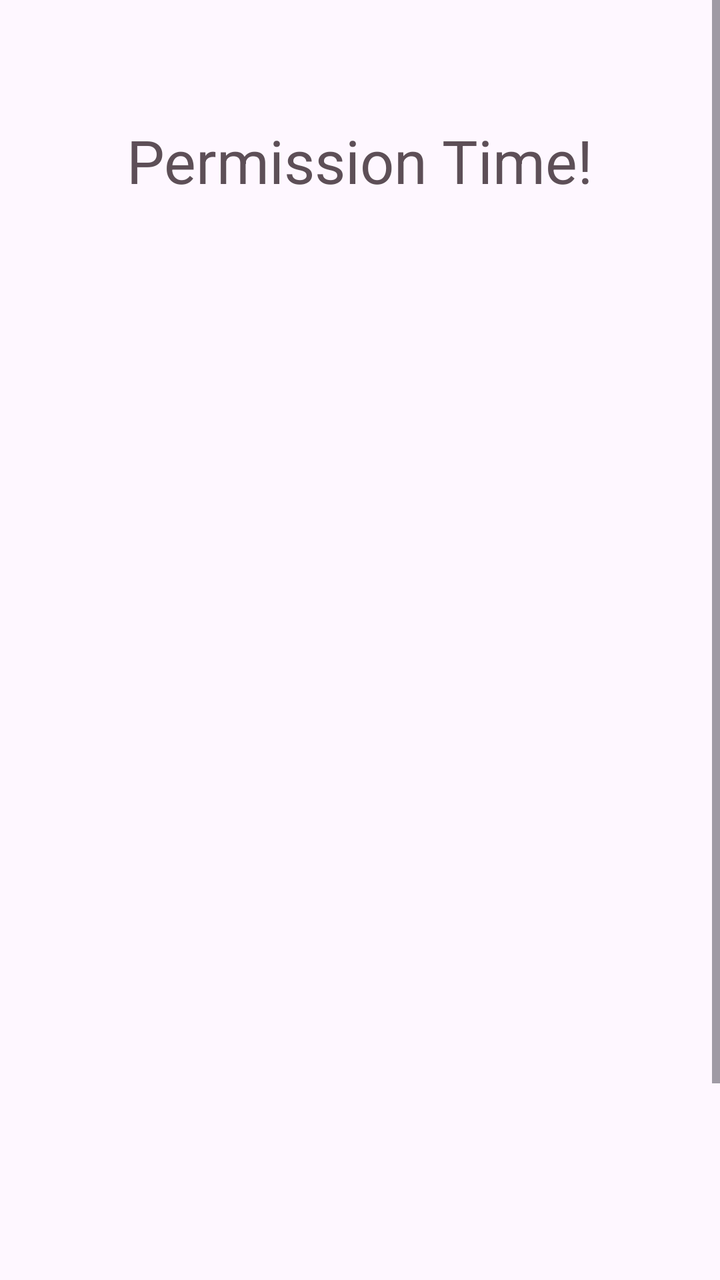
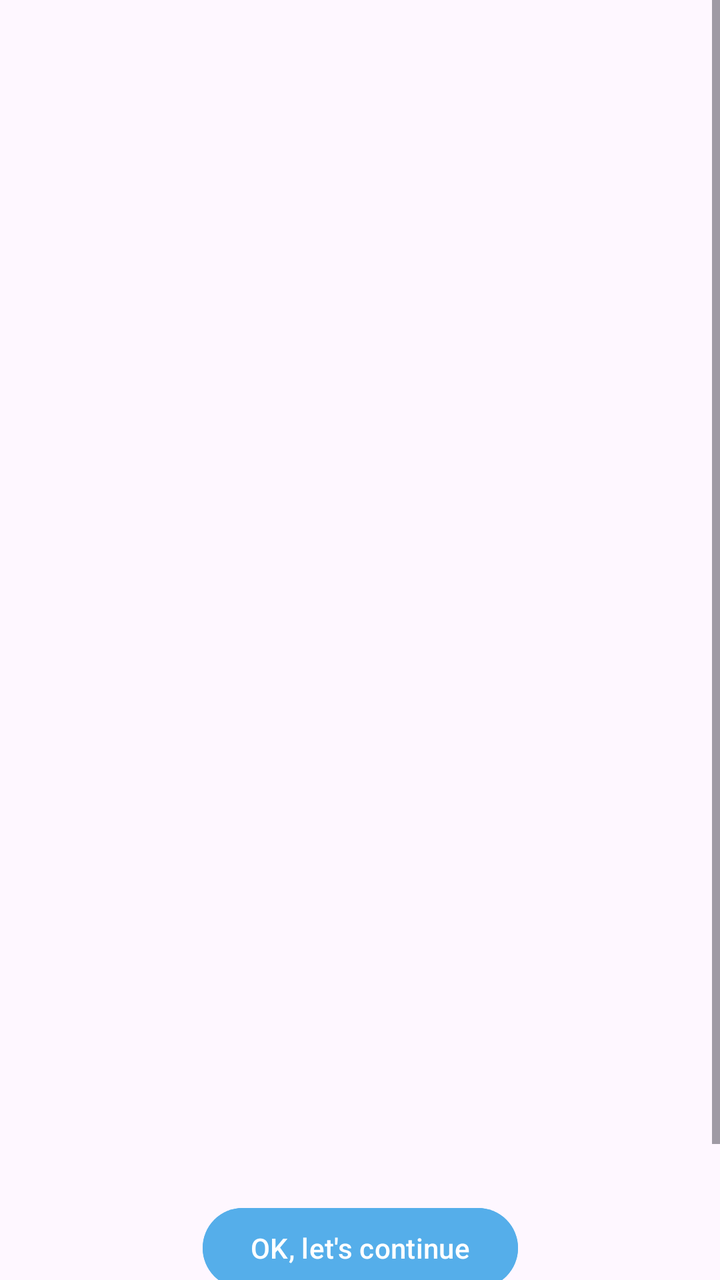

Before-and-after screenshots of an Android layout around one commit, followed by the original layout XML and the change that was made.
<!-- AndroidManifest.xml: application theme Theme.MT -->
<!-- res/layout/fragment_tutorial_1_2_3.xml -->
<?xml version="1.0" encoding="utf-8"?>
<ScrollView xmlns:android="http://schemas.android.com/apk/res/android"
    xmlns:app="http://schemas.android.com/apk/res-auto"
    android:layout_width="match_parent"
    android:layout_height="match_parent">

    <androidx.constraintlayout.widget.ConstraintLayout
        android:layout_width="match_parent"
        android:layout_height="wrap_content"
        android:layout_marginTop="60dp">

        <TextView
            android:id="@+id/titleText"
            android:layout_width="wrap_content"
            android:layout_height="wrap_content"
            android:text="@string/tutorial_permission"
            android:textColor="#5D4F57"
            android:textSize="30sp"
            app:layout_constraintEnd_toEndOf="parent"
            app:layout_constraintStart_toStartOf="parent"
            app:layout_constraintTop_toTopOf="parent"/>

        <ImageView
            android:id="@+id/FrimageView"
            android:layout_width="380dp"
            android:layout_height="500dp"
            android:layout_marginTop="20dp"
            app:layout_constraintEnd_toEndOf="parent"
            app:layout_constraintStart_toStartOf="parent"
            app:layout_constraintTop_toBottomOf="@+id/titleText" />

        <Button
            android:id="@+id/next"
            android:layout_width="wrap_content"
            android:layout_height="wrap_content"
            android:layout_marginTop="20dp"
            android:backgroundTint="#fbb8a2"
            android:text="@string/tutorial_continue"
            app:layout_constraintEnd_toEndOf="parent"
            app:layout_constraintStart_toStartOf="parent"
            app:layout_constraintTop_toBottomOf="@+id/FrimageView" />

        <Button
            android:id="@+id/grant"
            android:layout_width="wrap_content"
            android:layout_height="wrap_content"
            android:layout_marginTop="20dp"
            android:backgroundTint="#fbb8a2"
            android:text="@string/tutorial_grant"
            app:layout_constraintEnd_toEndOf="parent"
            app:layout_constraintStart_toStartOf="parent"
            app:layout_constraintTop_toBottomOf="@+id/next" />
    </androidx.constraintlayout.widget.ConstraintLayout>

</ScrollView>
<!-- resources referenced by this layout -->
<resources>
  <string name="tutorial_continue">OK, let\'s continue</string>
  <string name="tutorial_grant">Go and grant that permission</string>
  <string name="tutorial_permission">Permission Time!</string>
  <style name="Theme.MT" parent="Base.Theme.MT">
          
          <item name="android:navigationBarColor">@android:color/transparent</item>
          <item name="android:statusBarColor">@android:color/transparent</item>
          <item name="android:windowLightStatusBar">?attr/isLightTheme</item>
      </style>
  <style name="Base.Theme.MT" parent="Theme.Material3.Light.NoActionBar">
          <item name="colorPrimary">#55AEEA</item>
          <item name="android:navigationBarColor">
              @android:color/transparent
          </item>
          <item name="android:enforceNavigationBarContrast">false</item>
          <item name="android:enforceStatusBarContrast">false</item>
      </style>
</resources>

<!-- the commit's change to res/layout/fragment_tutorial_1_2_3.xml (unified diff, before → after) -->
@@ -9,17 +9,6 @@
         android:layout_height="wrap_content"
         android:layout_marginTop="60dp">
 
-        <TextView
-            android:id="@+id/titleText"
-            android:layout_width="wrap_content"
-            android:layout_height="wrap_content"
-            android:text="@string/tutorial_permission"
-            android:textColor="#5D4F57"
-            android:textSize="30sp"
-            app:layout_constraintEnd_toEndOf="parent"
-            app:layout_constraintStart_toStartOf="parent"
-            app:layout_constraintTop_toTopOf="parent"/>
-
         <ImageView
             android:id="@+id/FrimageView"
             android:layout_width="380dp"
@@ -27,14 +16,14 @@
             android:layout_marginTop="20dp"
             app:layout_constraintEnd_toEndOf="parent"
             app:layout_constraintStart_toStartOf="parent"
-            app:layout_constraintTop_toBottomOf="@+id/titleText" />
+            app:layout_constraintTop_toTopOf="parent" />
 
         <Button
             android:id="@+id/next"
             android:layout_width="wrap_content"
             android:layout_height="wrap_content"
             android:layout_marginTop="20dp"
-            android:backgroundTint="#fbb8a2"
+            android:backgroundTint="#55AEEA"
             android:text="@string/tutorial_continue"
             app:layout_constraintEnd_toEndOf="parent"
             app:layout_constraintStart_toStartOf="parent"
@@ -45,7 +34,7 @@
             android:layout_width="wrap_content"
             android:layout_height="wrap_content"
             android:layout_marginTop="20dp"
-            android:backgroundTint="#fbb8a2"
+            android:backgroundTint="#55AEEA"
             android:text="@string/tutorial_grant"
             app:layout_constraintEnd_toEndOf="parent"
             app:layout_constraintStart_toStartOf="parent"
<!-- resource entries referenced after the edit -->
@@ -2,7 +2,6 @@
 <resources>
   <string name="tutorial_continue">OK, let\'s continue</string>
   <string name="tutorial_grant">Go and grant that permission</string>
-  <string name="tutorial_permission">Permission Time!</string>
   <style name="Theme.MT" parent="Base.Theme.MT">
           
           <item name="android:navigationBarColor">@android:color/transparent</item>
